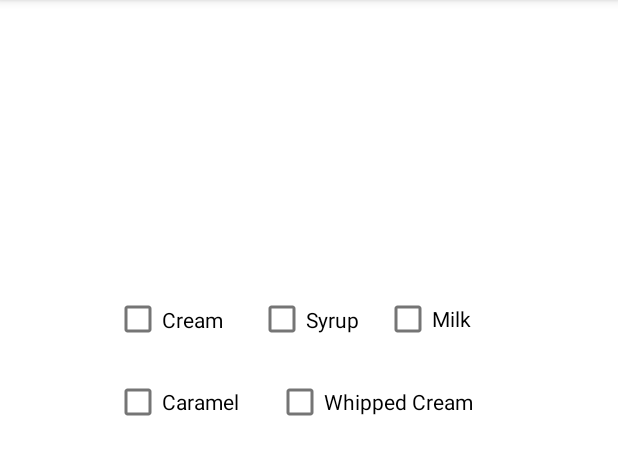
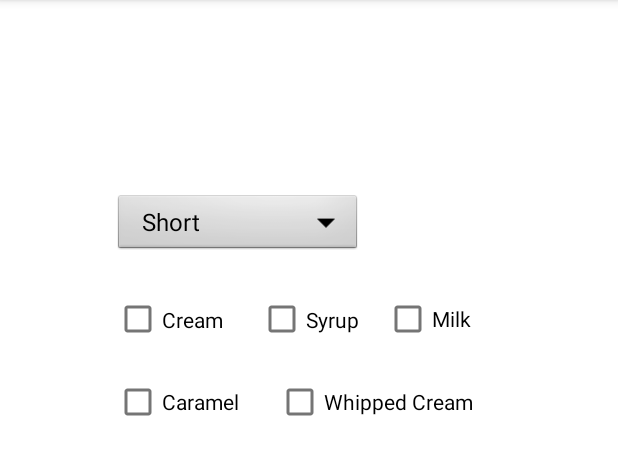
Before and after one commit to sukhjitsingh98/project5-CS213-Spring21, an Android app: the OrderingCoffeeActivity screen opened directly, with no data from a screen before it, on a phone screen of 412 x 824 dp, the part 84-559 px from its top. Run offline under Robolectric (Android 15) with nearby library versions, the phone set to English and light mode, and no system bars.

Commit message:
Added Dropdown menu and code for ordering coffee

```diff
--- a/app/src/main/java/com/example/project5_cs213_spring2021/OrderingCoffeeActivity.java
+++ b/app/src/main/java/com/example/project5_cs213_spring2021/OrderingCoffeeActivity.java
@@ -3,6 +3,8 @@ package com.example.project5_cs213_spring2021;
 import androidx.appcompat.app.AppCompatActivity;
 
 import android.os.Bundle;
+import android.widget.ArrayAdapter;
+import android.widget.Spinner;
 
 public class OrderingCoffeeActivity extends AppCompatActivity {
 
@@ -10,5 +12,14 @@ public class OrderingCoffeeActivity extends AppCompatActivity {
     protected void onCreate(Bundle savedInstanceState) {
         super.onCreate(savedInstanceState);
         setContentView(R.layout.activity_ordering_coffee);
+
+        //get the spinner from the xml.
+        Spinner dropdown = findViewById(R.id.coffeeSize_spinner);
+        //create a list of items for the spinner.
+        String[] items = new String[]{"Short", "Tall", "Grande", "Venti"};
+        //create an adapter to describe how the items are displayed, adapters are used in several places in android.
+        ArrayAdapter<String> adapter = new ArrayAdapter<>(this, android.R.layout.simple_spinner_dropdown_item, items);
+        //set the spinners adapter to the previously created one.
+        dropdown.setAdapter(adapter);
     }
 }
--- a/app/src/main/res/layout/activity_ordering_coffee.xml
+++ b/app/src/main/res/layout/activity_ordering_coffee.xml
@@ -5,6 +5,18 @@
     android:layout_width="match_parent"
     android:layout_height="match_parent"
     tools:context=".OrderingCoffeeActivity">
+
+    <Spinner
+        android:id="@+id/coffeeSize_spinner"
+        android:layout_width="165dp"
+        android:layout_height="43dp"
+        android:layout_marginStart="76dp"
+        android:layout_marginLeft="76dp"
+        android:layout_marginTop="128dp"
+        android:background="@android:drawable/btn_dropdown"
+        android:spinnerMode="dropdown"
+        app:layout_constraintStart_toStartOf="parent"
+        app:layout_constraintTop_toTopOf="parent" />
 
     <CheckBox
         android:id="@+id/whippedcream_checkbox"
```
